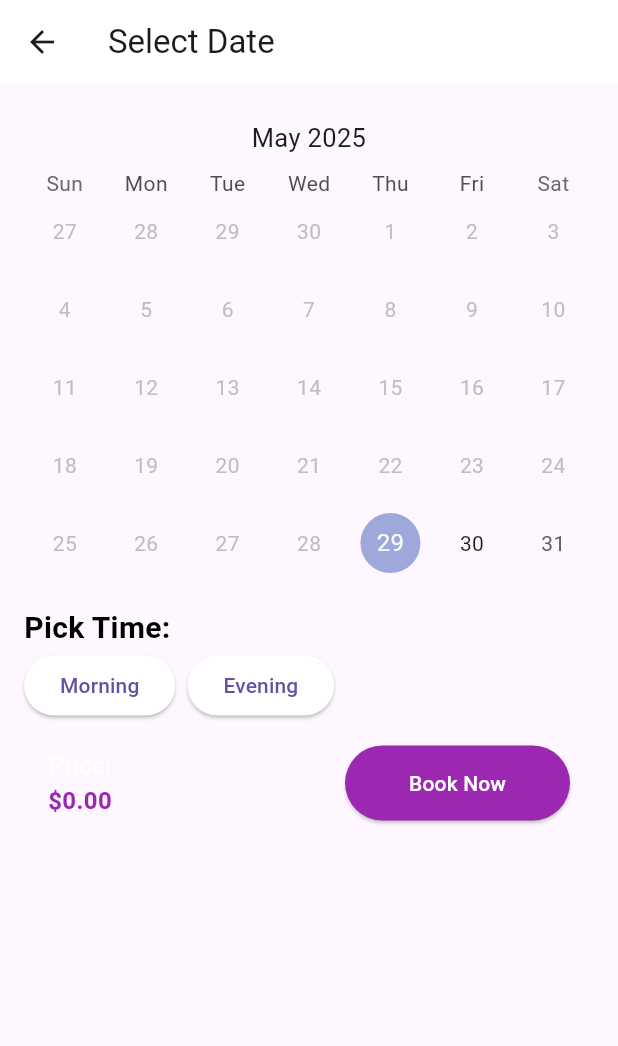
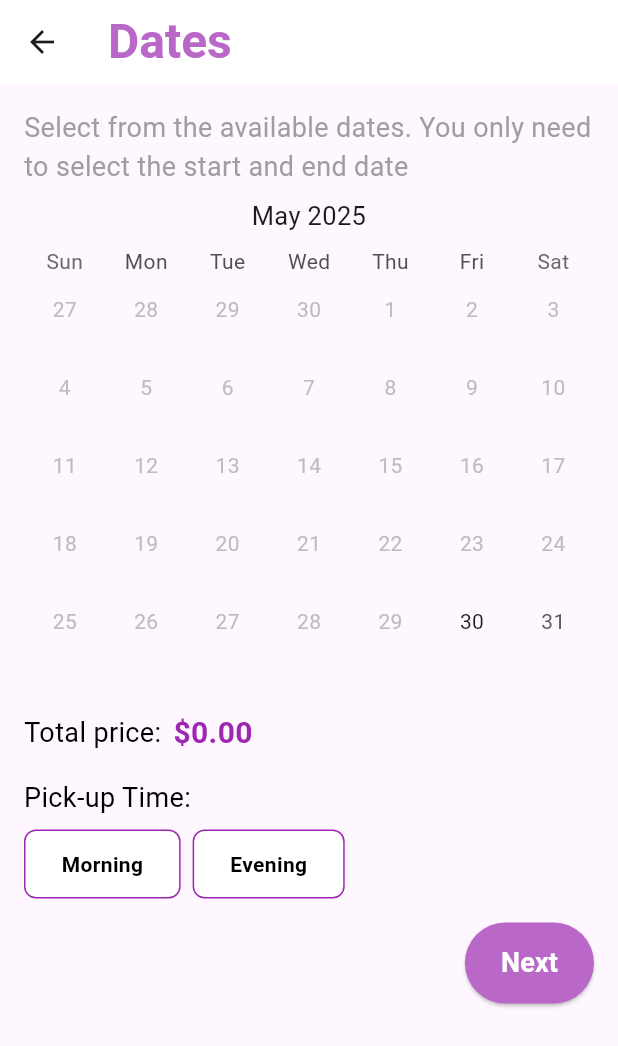
Before and after one commit to tkovachka/RentACar, a Flutter app: the CarDetailsScreen screen opened directly with empty values, after a tap on "Book Now", on a phone screen of 412 x 824 dp. Shown: the top 1046 px of the screen. Run offline on Flutter 3.47's test engine with Material 3 defaults, Android fonts, the phone set to English and light mode, and no system bars; drawn by our look-alikes of table_calendar; our stand-ins replace cached_network_image, cloud_firestore, firebase_auth, firebase_core, firebase_storage, flutter_image_compress and 4 more; accounts and stored records are empty; generated files the repository leaves out were written again; network calls fail.

Commit message:
Saving users bookings to db and fixing date selection

```diff
--- a/lib/models/booking.dart
+++ b/lib/models/booking.dart
@@ -1,15 +1,47 @@
+import 'package:cloud_firestore/cloud_firestore.dart';
+
 class Booking {
+  final String id;
   final String carId;
+  final String userId;
   final DateTime startDate;
   final DateTime endDate;
-  final String pickupTime;
-  final double totalPrice;
+  final String pickupTime; // 'Morning' or 'Evening'
+  final Timestamp createdAt;
 
   Booking({
+    required this.id,
     required this.carId,
+    required this.userId,
     required this.startDate,
     required this.endDate,
     required this.pickupTime,
-    required this.totalPrice,
+    required this.createdAt,
   });
+
+  Map<String, dynamic> toMap() {
+    return {
+      'id': id,
+      'carId': carId,
+      'userId': userId,
+      'startDate': Timestamp.fromDate(startDate),
+      'endDate': Timestamp.fromDate(endDate),
+      'pickupTime': pickupTime,
+      'createdAt': createdAt,
+    };
+  }
+
+  factory Booking.fromMap(Map<String, dynamic> map) {
+    return Booking(
+      id: map['id'],
+      carId: map['carId'],
+      userId: map['userId'],
+      startDate: (map['startDate'] as Timestamp).toDate(),
+      endDate: (map['endDate'] as Timestamp).toDate(),
+      pickupTime: map['pickupTime'],
+      createdAt: map['createdAt'] ?? Timestamp.now(),
+    );
+  }
+
+
 }
--- a/lib/screens/car_details_screen.dart
+++ b/lib/screens/car_details_screen.dart
@@ -1,5 +1,6 @@
 import 'package:flutter/material.dart';
 import 'package:rent_a_car/models/car.dart';
+import 'package:rent_a_car/widgets/buttons/custom_button.dart';
 import 'package:rent_a_car/widgets/buttons/filter_button.dart';
 import 'package:rent_a_car/screens/checkout/select_date_screen.dart';
 import 'package:rent_a_car/widgets/text/custom_text.dart';
@@ -91,34 +92,31 @@ class CarDetailsScreen extends StatelessWidget {
               const SizedBox(height: 16),
 
               Padding(
-                padding: const EdgeInsets.symmetric(horizontal: 16),
+                padding: const EdgeInsets.all(16),
                 child: Row(
                   mainAxisAlignment: MainAxisAlignment.spaceBetween,
                   children: [
                     Column(
                       children: [
                         const NormalText(text: "Price: ",size: 16,),
+                        Row(
+                          children: [
                             LinkText(text: "\$${car.pricePerDay}", size: 18,),
-                        const NormalText(text: "/day",size: 14,)
+                            const NormalText(text: "/day",size: 14,),
+                          ],
+                        )
                       ],
                     ),
-                    ElevatedButton(
-                      onPressed: () {
+                    CustomButton(
+                        text: 'Book Now',
+                        onPressed: (){
                           Navigator.push(
                             context,
                             MaterialPageRoute(
                               builder: (context) => SelectDateScreen(car: car),
                             ),
                           );
-                      },
-                      style: ElevatedButton.styleFrom(
-                        backgroundColor: Colors.purple,
-                        minimumSize: const Size(150, 50),
-                      ),
-                      child: const Text(
-                        'Book Now',
-                        style: TextStyle(color: Colors.white),
-                      ),
+                        }
                     ),
                   ],
                 ),
--- a/lib/screens/checkout/select_date_screen.dart
+++ b/lib/screens/checkout/select_date_screen.dart
@@ -1,8 +1,13 @@
+import 'package:cloud_firestore/cloud_firestore.dart';
 import 'package:flutter/material.dart';
-import 'package:intl/intl.dart'; // For formatting the date
-import 'package:table_calendar/table_calendar.dart'; // Import table_calendar package
-import 'package:rent_a_car/models/booking.dart'; // Ensure this is the correct path to your Booking model
-import 'package:rent_a_car/models/car.dart'; // Your Car model path
+import 'package:intl/intl.dart';
+import 'package:rent_a_car/services/booking_service.dart';
+import 'package:rent_a_car/widgets/buttons/custom_button.dart';
+import 'package:rent_a_car/widgets/buttons/text_filter_button.dart';
+import 'package:rent_a_car/widgets/text/custom_text.dart';
+import 'package:table_calendar/table_calendar.dart';
+import 'package:rent_a_car/models/booking.dart';
+import 'package:rent_a_car/models/car.dart';
 
 class SelectDateScreen extends StatefulWidget {
   final Car car;
@@ -14,134 +19,229 @@ class SelectDateScreen extends StatefulWidget {
 }
 
 class _SelectDateScreenState extends State<SelectDateScreen> {
-  DateTimeRange?
-      _dateRange;
+  final BookingsService _bookingsService = BookingsService();
+  Set<DateTime> _unavailableDates = {};
+
+  DateTimeRange? _dateRange;
+  DateTime _focusedDay = DateTime.now();
   String? _pickupTime;
   double totalPrice = 0.0;
 
   Car get car => widget.car;
 
+  @override
+  void initState() {
+    super.initState();
+    _loadUnavailableDates();
+  }
+
+  Future<void> _loadUnavailableDates() async {
+    final dates = await _bookingsService.getUnavailableDatesForCar(car.id);
+    setState(() {
+      final today = DateTime.now();
+      final todayNormalized = DateTime(today.year, today.month, today.day);
+      _unavailableDates = dates..add(todayNormalized);
+    });
+  }
+
   double _calculateTotalPrice() {
     if (_dateRange != null) {
       final days = _dateRange!.end.difference(_dateRange!.start).inDays;
-      return days *
-          car.pricePerDay
-              .toDouble();
+      return days * car.pricePerDay.toDouble();
     }
     return 0.0;
+  }
+
+  bool _isDateBlocked(DateTime day) {
+    final d = DateTime(day.year, day.month, day.day);
+    return _unavailableDates.contains(d);
+  }
+
+  bool _isRangeBlocked(DateTime start, DateTime end) {
+    DateTime current = start;
+    while (!current.isAfter(end)) {
+      if (_unavailableDates
+          .contains(DateTime(current.year, current.month, current.day))) {
+        return true;
+      }
+      current = current.add(const Duration(days: 1));
+    }
+    return false;
   }
 
   @override
   Widget build(BuildContext context) {
     return Scaffold(
       appBar: AppBar(
-        title: const Text('Select Date'),
+        title: const TitleText(text: "Dates"),
         backgroundColor: Colors.white,
         elevation: 0,
       ),
       body: SafeArea(
-        child: SingleChildScrollView(
+        child: LayoutBuilder(builder: (context, constraints) {
+          return SingleChildScrollView(
+            child: ConstrainedBox(
+              constraints: BoxConstraints(minHeight: constraints.maxHeight),
               child: Padding(
                 padding: const EdgeInsets.all(16.0),
+                child: IntrinsicHeight(
                   child: Column(
                     crossAxisAlignment: CrossAxisAlignment.start,
                     children: [
-                TableCalendar(
-                  focusedDay: DateTime.now(),
+                      const SubtitleText(
+                          text:
+                              "Select from the available dates. You only need to select the start and end date"),
+                      SizedBox(
+                        height: 350,
+                        child: TableCalendar(
+                          focusedDay: _focusedDay,
                           firstDay: DateTime.now(),
                           lastDay: DateTime(2100),
+                          rangeStartDay: _dateRange?.start,
+                          rangeEndDay: _dateRange?.end,
+                          rangeSelectionMode: RangeSelectionMode.toggledOn,
+                          onPageChanged: (newFocusedDay) {
+                            setState(() {
+                              _focusedDay = newFocusedDay;
+                            });
+                          },
                           headerStyle: const HeaderStyle(
                             formatButtonVisible: false,
                             titleCentered: true,
                             leftChevronVisible: false,
                             rightChevronVisible: false,
                           ),
+                          enabledDayPredicate: (day) => !_isDateBlocked(day),
+                          onRangeSelected: (start, end, newFocusedDay) {
+                            if (start != null &&
+                                end != null &&
+                                !_isRangeBlocked(start, end)) {
+                              setState(() {
+                                _dateRange = DateTimeRange(
+                                  start: start.isBefore(end) ? start : end,
+                                  end: start.isBefore(end) ? end : start,
+                                );
+                                _focusedDay = newFocusedDay;
+                              });
+                            }
+                          },
+                          calendarFormat: CalendarFormat.month,
+                          calendarStyle: CalendarStyle(
+                            todayDecoration: BoxDecoration(
+                              color: Colors.purple.shade100,
+                              shape: BoxShape.circle,
                             ),
-
-                const SizedBox(height: 16),
-                const Text(
-                  'Pick Time:',
-                  style: TextStyle(
-                    fontSize: 20,
-                    fontWeight: FontWeight.bold,
-                    color: Colors.black,
+                            rangeStartDecoration: const BoxDecoration(
+                              color: Colors.purple,
+                              shape: BoxShape.circle,
+                            ),
+                            rangeEndDecoration: const BoxDecoration(
+                              color: Colors.purple,
+                              shape: BoxShape.circle,
+                            ),
+                            rangeHighlightColor: Colors.purple.shade50,
+                            outsideDaysVisible: true,
+                          ),
+                          calendarBuilders: CalendarBuilders(
+                            defaultBuilder: (context, day, focusedDay) {
+                              final normalized =
+                                  DateTime(day.year, day.month, day.day);
+                              if (_unavailableDates.contains(normalized)) {
+                                return Center(
+                                  child: Text(
+                                    '${day.day}',
+                                    style:
+                                        TextStyle(color: Colors.grey.shade400),
+                                  ),
+                                );
+                              }
+                              return null;
+                            },
+                            disabledBuilder: (context, day, focusedDay) {
+                              return Center(
+                                child: Text(
+                                  '${day.day}',
+                                  style: TextStyle(color: Colors.grey.shade400),
+                                ),
+                              );
+                            },
+                          ),
                         ),
                       ),
                       Row(
                         children: [
-                    ElevatedButton(
-                      onPressed: _pickupTime == 'Morning'
-                          ? null
-                          : () {
+                          const NormalText(text: 'Total price:'),
+                          const SizedBox(width: 8,),
+                          LinkText(size: 20,
+                              text:
+                              '\$${_calculateTotalPrice().toStringAsFixed(2)}')
+                        ],
+                      ),
+                      const SizedBox(height: 16),
+                      const NormalText(text: 'Pick-up Time:'),
+                      const SizedBox(height: 8),
+                      Row(
+                        children: [
+                          TextFilterButton(
+                              label: 'Morning',
+                              isSelected: _pickupTime == 'Morning',
+                              onTap: () {
                                 setState(() {
                                   _pickupTime = 'Morning';
                                 });
-                            },
-                      style: ElevatedButton.styleFrom(
-                        backgroundColor: _pickupTime == 'Morning'
-                            ? Colors.purple
-                            : Colors.white,
+                              }),
+                          const SizedBox(
+                            width: 8,
                           ),
-                      child: const Text('Morning'),
-                    ),
-                    const SizedBox(width: 8),
-                    ElevatedButton(
-                      onPressed: _pickupTime == 'Evening'
-                          ? null
-                          : () {
+                          TextFilterButton(
+                              label: 'Evening',
+                              isSelected: _pickupTime == 'Evening',
+                              onTap: () {
                                 setState(() {
                                   _pickupTime = 'Evening';
                                 });
-                            },
-                      style: ElevatedButton.styleFrom(
-                        backgroundColor: _pickupTime == 'Evening'
-                            ? Colors.purple
-                            : Colors.white,
-                      ),
-                      child: const Text('Evening'),
-                    ),
+                              }),
                         ],
                       ),
                       const SizedBox(height: 16),
-                Padding(
-                  padding: const EdgeInsets.symmetric(horizontal: 16),
-                  child: Row(
-                    mainAxisAlignment: MainAxisAlignment.spaceBetween,
+                      Row(
+                        mainAxisAlignment: MainAxisAlignment.end,
                         children: [
-                      Column(
-                        children: [
-                          const Text(
-                            'Price:',
-                            style: TextStyle(color: Colors.white, fontSize: 16),
-                          ),
-                          const SizedBox(),
-                          Text(
-                            '\$${_calculateTotalPrice().toStringAsFixed(2)}',
-                            style: const TextStyle(
-                                color: Colors.purple,
-                                fontWeight: FontWeight.bold,
-                                fontSize: 16),
+                          CustomButton(
+                            text: 'Next',
+                            onPressed: () async {
+                              if (_dateRange == null || _pickupTime == null) {
+                                return;
+                              }
+
+                              if (_isRangeBlocked(
+                                  _dateRange!.start, _dateRange!.end)) {
+                                ScaffoldMessenger.of(context).showSnackBar(
+                                  const SnackBar(
+                                      content: Text(
+                                          "Selected range contains unavailable dates.")),
+                                );
+                                return;
+                              }
+
+                              final booking = Booking(
+                                id: '',
+                                //overwritten in service
+                                carId: car.id,
+                                userId: '',
+                                //overwritten in service
+                                startDate: _dateRange!.start,
+                                endDate: _dateRange!.end,
+                                pickupTime: _pickupTime!,
+                                createdAt: Timestamp.now(),
+                              );
+
+                              await _bookingsService.addBooking(booking);
+
+                              Navigator.pushNamed(context, '/checkout');
+                            },
                           ),
                         ],
-                      ),
-                      ElevatedButton(
-                        onPressed: () {
-                          //todo implement car.unavailableDates.add(_dateRange!);
-                          //todo implement giving the booking model to checkout page
-
-                          Navigator.popAndPushNamed(context, '/checkout');
-                        },
-                        style: ElevatedButton.styleFrom(
-                          backgroundColor: Colors.purple,
-                          minimumSize: const Size(150, 50),
-                        ),
-                        child: const Text(
-                          'Book Now',
-                          style: TextStyle(color: Colors.white),
-                        ),
-                      ),
-                    ],
-                  ),
                       ),
                     ],
                   ),
@@ -149,5 +249,8 @@ class _SelectDateScreenState extends State<SelectDateScreen> {
               ),
             ),
           );
+        }),
+      ),
+    );
   }
 }
--- /dev/null
+++ b/lib/services/booking_service.dart
@@ -0,0 +1,93 @@
+import 'package:cloud_firestore/cloud_firestore.dart';
+import 'package:firebase_auth/firebase_auth.dart';
+import 'package:rent_a_car/models/booking.dart';
+
+class BookingsService {
+  final FirebaseFirestore _db = FirebaseFirestore.instance;
+  final String collectionPath = 'bookings';
+
+  Future<void> addBooking(Booking booking) async {
+    final currentUser = FirebaseAuth.instance.currentUser;
+    if (currentUser == null) {
+      throw Exception('No user is currently signed in');
+    }
+
+    final start = booking.startDate.isBefore(booking.endDate)
+        ? booking.startDate
+        : booking.endDate;
+    final end = booking.startDate.isBefore(booking.endDate)
+        ? booking.endDate
+        : booking.startDate;
+
+    final docRef = _db.collection(collectionPath).doc();
+    final bookingWithId = Booking(
+      id: docRef.id,
+      carId: booking.carId,
+      userId: currentUser.uid,
+      startDate: start,
+      endDate: end,
+      pickupTime: booking.pickupTime,
+      createdAt: booking.createdAt,
+    );
+
+    await docRef.set(bookingWithId.toMap());
+  }
+
+  Future<List<Booking>> getBookingsForCar(String carId) async {
+    final snapshot = await _db
+        .collection(collectionPath)
+        .where('carId', isEqualTo: carId)
+        .get();
+
+    return snapshot.docs
+        .map((doc) => Booking.fromMap(doc.data()))
+        .toList();
+  }
+
+  Future<bool> isDateRangeAvailable(
+      String carId, DateTime start, DateTime end) async {
+    final bookings = await getBookingsForCar(carId);
+
+    for (var booking in bookings) {
+      if (!(end.isBefore(booking.startDate) ||
+          start.isAfter(booking.endDate))) {
+        return false;
+      }
+    }
+    return true;
+  }
+
+  Future<Set<DateTime>> getUnavailableDatesForCar(String carId) async {
+    final bookings = await getBookingsForCar(carId);
+    final Set<DateTime> blockedDates = {};
+
+    for (var booking in bookings) {
+      DateTime current = booking.startDate;
+      while (!current.isAfter(booking.endDate)) {
+        blockedDates.add(DateTime(current.year, current.month, current.day));
+        current = current.add(const Duration(days: 1));
+      }
+    }
+
+    return blockedDates;
+  }
+
+  Future<List<Booking>> getBookingsForUser() async {
+    final currentUser = FirebaseAuth.instance.currentUser;
+    if (currentUser == null) {
+      throw Exception('No user is currently signed in');
+    }
+
+    final snapshot = await _db
+        .collection(collectionPath)
+        .where('userId', isEqualTo: currentUser.uid)
+        .orderBy('startDate', descending: false)
+        .get();
+
+    return snapshot.docs
+        .map((doc) => Booking.fromMap(doc.data()))
+        .toList();
+  }
+
+
+}
--- a/lib/widgets/buttons/filter_button.dart
+++ b/lib/widgets/buttons/filter_button.dart
@@ -19,8 +19,8 @@ class FilterButton extends StatelessWidget {
     return GestureDetector(
       onTap: onTap,
       child: Container(
-        width: 80,  // Adjust width to make it a square
-        height: 80,  // Adjust height to make it a square
+        width: 100,  // Adjust width to make it a square
+        height: 100,  // Adjust height to make it a square
         decoration: BoxDecoration(
           color: Colors.white,
           borderRadius: BorderRadius.circular(8), // Rounded corners
```
Lines whose indentation alone changed are shown as unchanged.
